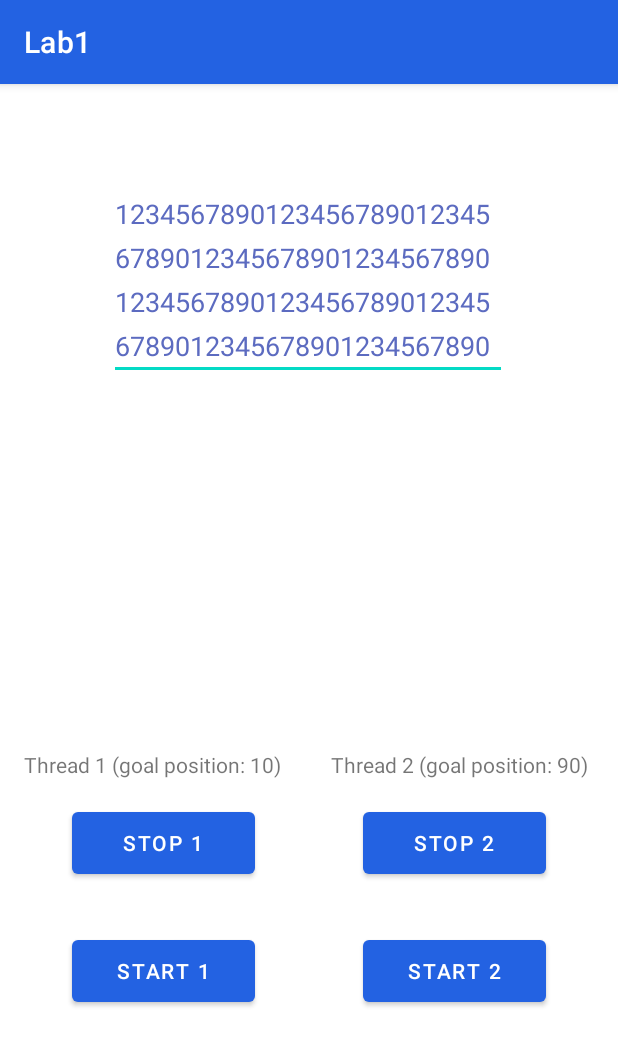
After one commit to yevkk/univ, an Android app: the PartBActivity screen opened directly, with no data from a screen before it, on a phone screen of 412 x 824 dp. The commit adds this screen. Shown: the top 1046 px of the screen. Run offline under Robolectric (Android 15) with nearby library versions, the phone set to English and light mode, and no system bars; 2 statements that could not run were skipped.

Commit message:
lab1, task b core

```diff
--- a/distributed_computing/Lab1/app/src/main/AndroidManifest.xml
+++ b/distributed_computing/Lab1/app/src/main/AndroidManifest.xml
@@ -9,6 +9,11 @@
         android:roundIcon="@mipmap/ic_launcher_round"
         android:supportsRtl="true"
         android:theme="@style/Theme.Lab1">
+        <activity android:name=".b.PartBActivity">
+            <intent-filter>
+                <category android:name="android.intent.category.LAUNCHER" />
+            </intent-filter>
+        </activity>
         <activity android:name=".a.PartAActivity">
             <intent-filter>
                 <action android:name="android.intent.action.MAIN" />
--- a/distributed_computing/Lab1/app/src/main/java/com/example/lab1/a/PartAActivity.java
+++ b/distributed_computing/Lab1/app/src/main/java/com/example/lab1/a/PartAActivity.java
@@ -2,12 +2,14 @@ package com.example.lab1.a;
 
 import androidx.appcompat.app.AppCompatActivity;
 
+import android.content.Intent;
 import android.os.Bundle;
 import android.view.View;
 import android.widget.EditText;
 import android.widget.SeekBar;
 
 import com.example.lab1.R;
+import com.example.lab1.b.PartBActivity;
 
 public class PartAActivity extends AppCompatActivity {
     Thread th1, th2;
@@ -43,10 +45,12 @@ public class PartAActivity extends AppCompatActivity {
         th1.setPriority(((SeekBar) findViewById(R.id.th1PriorityBar)).getProgress() + 1);
         th2.setPriority(((SeekBar) findViewById(R.id.th2PriorityBar)).getProgress() + 1);
 
-        th1.setDaemon(true);
-        th2.setDaemon(true);
-
         th1.start();
         th2.start();
     }
+
+    public void onGotoBBtnClick(View view) {
+        Intent intent = new Intent(this, PartBActivity.class);
+        startActivity(intent);
+    }
 }
--- /dev/null
+++ b/distributed_computing/Lab1/app/src/main/java/com/example/lab1/b/PartBActivity.java
@@ -0,0 +1,41 @@
+package com.example.lab1.b;
+
+import androidx.appcompat.app.AppCompatActivity;
+
+import android.os.Bundle;
+import android.view.View;
+
+import com.example.lab1.R;
+
+public class PartBActivity extends AppCompatActivity {
+    private int semaphore;
+    Thread th1, th2;
+
+    @Override
+    protected void onCreate(Bundle savedInstanceState) {
+        super.onCreate(savedInstanceState);
+
+        findViewById(R.id.stopTh1Btn).setEnabled(false);
+        findViewById(R.id.stopTh2Btn).setEnabled(false);
+
+        semaphore = 1;
+
+        setContentView(R.layout.activity_part_b);
+    }
+
+    public void onStartTh1BtnClick(View view) {
+
+    }
+
+    public void onStartTh2BtnClick(View view) {
+
+    }
+
+    public void onStopTh1BtnClick(View view) {
+
+    }
+
+    public void onStopTh2BtnClick(View view) {
+
+    }
+}
--- a/distributed_computing/Lab1/app/src/main/res/layout/activity_main.xml
+++ b/distributed_computing/Lab1/app/src/main/res/layout/activity_main.xml
@@ -34,7 +34,7 @@
         android:layout_marginBottom="32dp"
         android:max="9"
         android:progress="4"
-        app:layout_constraintBottom_toTopOf="@+id/button"
+        app:layout_constraintBottom_toTopOf="@+id/startTh2Btn"
         app:layout_constraintEnd_toEndOf="parent"
         app:layout_constraintStart_toStartOf="parent" />
 
@@ -73,7 +73,7 @@
         app:layout_constraintStart_toStartOf="parent" />
 
     <Button
-        android:id="@+id/button"
+        android:id="@+id/startTh2Btn"
         android:layout_width="122dp"
         android:layout_height="53dp"
         android:layout_marginBottom="128dp"
@@ -83,4 +83,15 @@
         app:layout_constraintEnd_toEndOf="parent"
         app:layout_constraintStart_toStartOf="parent" />
 
+    <Button
+        android:id="@+id/button"
+        android:layout_width="wrap_content"
+        android:layout_height="wrap_content"
+        android:layout_marginBottom="32dp"
+        android:onClick="onGotoBBtnClick"
+        android:text="@string/gotoBBtnText"
+        app:layout_constraintBottom_toBottomOf="parent"
+        app:layout_constraintEnd_toEndOf="parent"
+        app:layout_constraintStart_toStartOf="parent" />
+
 </androidx.constraintlayout.widget.ConstraintLayout>
--- /dev/null
+++ b/distributed_computing/Lab1/app/src/main/res/layout/activity_part_b.xml
@@ -0,0 +1,106 @@
+<?xml version="1.0" encoding="utf-8"?>
+<androidx.constraintlayout.widget.ConstraintLayout xmlns:android="http://schemas.android.com/apk/res/android"
+    xmlns:app="http://schemas.android.com/apk/res-auto"
+    xmlns:tools="http://schemas.android.com/tools"
+    android:layout_width="match_parent"
+    android:layout_height="match_parent"
+    tools:context=".b.PartBActivity">
+
+    <TextView
+        android:id="@+id/th1PriorityBarLabel2"
+        android:layout_width="wrap_content"
+        android:layout_height="wrap_content"
+        android:layout_marginStart="16dp"
+        android:layout_marginBottom="16dp"
+        android:text="@string/th1LabelText"
+        app:layout_constraintBottom_toTopOf="@+id/stopTh1Btn"
+        app:layout_constraintStart_toStartOf="parent" />
+
+    <TextView
+        android:id="@+id/th1PriorityBarLabel3"
+        android:layout_width="wrap_content"
+        android:layout_height="wrap_content"
+        android:layout_marginStart="16dp"
+        android:layout_marginEnd="16dp"
+        android:layout_marginBottom="16dp"
+        android:text="@string/th2LabelText"
+        app:layout_constraintBottom_toTopOf="@+id/stopTh2Btn"
+        app:layout_constraintEnd_toEndOf="parent"
+        app:layout_constraintHorizontal_bias="0.802"
+        app:layout_constraintStart_toEndOf="@+id/th1PriorityBarLabel2" />
+
+    <EditText
+        android:id="@+id/editText"
+        android:layout_width="265dp"
+        android:layout_height="133dp"
+        android:layout_marginTop="64dp"
+        android:autofillHints=""
+        android:ems="10"
+        android:gravity="start|top"
+        android:hint="@string/startButtonText"
+        android:inputType="textMultiLine"
+        android:lineSpacingExtra="8sp"
+        android:text="@string/dumbText"
+        android:textColor="#5C6BC0"
+        android:textSize="18sp"
+        app:layout_constraintEnd_toEndOf="parent"
+        app:layout_constraintHorizontal_bias="0.497"
+        app:layout_constraintStart_toStartOf="parent"
+        app:layout_constraintTop_toTopOf="parent"
+        tools:text="@string/dumbText" />
+
+    <Button
+        android:id="@+id/startTh2Btn"
+        android:layout_width="122dp"
+        android:layout_height="53dp"
+        android:layout_marginStart="40dp"
+        android:layout_marginEnd="16dp"
+        android:layout_marginBottom="150dp"
+        android:onClick="onStartTh2BtnClick"
+        android:text="@string/startTh2BtnText"
+        app:layout_constraintBottom_toBottomOf="parent"
+        app:layout_constraintEnd_toEndOf="parent"
+        app:layout_constraintHorizontal_bias="0.5"
+        app:layout_constraintStart_toEndOf="@+id/startTh1Btn" />
+
+    <Button
+        android:id="@+id/stopTh2Btn"
+        android:layout_width="122dp"
+        android:layout_height="53dp"
+        android:layout_marginStart="40dp"
+        android:layout_marginEnd="16dp"
+        android:layout_marginBottom="32dp"
+        android:onClick="onStopTh2BtnClick"
+        android:text="@string/stopTh2BtnText"
+        app:layout_constraintBottom_toTopOf="@+id/startTh2Btn"
+        app:layout_constraintEnd_toEndOf="parent"
+        app:layout_constraintHorizontal_bias="0.5"
+        app:layout_constraintStart_toEndOf="@+id/stopTh1Btn" />
+
+    <Button
+        android:id="@+id/startTh1Btn"
+        android:layout_width="122dp"
+        android:layout_height="53dp"
+        android:layout_marginStart="16dp"
+        android:layout_marginBottom="150dp"
+        android:onClick="onStartTh1BtnClick"
+        android:text="@string/startTh1BtnText"
+        app:layout_constraintBottom_toBottomOf="parent"
+        app:layout_constraintEnd_toStartOf="@+id/startTh2Btn"
+        app:layout_constraintHorizontal_bias="0.5"
+        app:layout_constraintStart_toStartOf="parent" />
+
+    <Button
+        android:id="@+id/stopTh1Btn"
+        android:layout_width="122dp"
+        android:layout_height="53dp"
+        android:layout_marginStart="16dp"
+        android:layout_marginBottom="32dp"
+        android:onClick="onStopTh1BtnClick"
+        android:text="@string/stopTh1BtnText"
+        app:layout_constraintBottom_toTopOf="@+id/startTh1Btn"
+        app:layout_constraintEnd_toStartOf="@+id/stopTh2Btn"
+        app:layout_constraintHorizontal_bias="0.5"
+        app:layout_constraintStart_toStartOf="parent" />
+
+</androidx.constraintlayout.widget.ConstraintLayout>
--- a/distributed_computing/Lab1/app/src/main/res/values/strings.xml
+++ b/distributed_computing/Lab1/app/src/main/res/values/strings.xml
@@ -5,4 +5,9 @@
     <string name="th1LabelText">Thread 1 (goal position: 10)</string>
     <string name="th2LabelText">Thread 2 (goal position: 90)</string>
     <string name="testEditHint">(min 10 symbols)</string>
+    <string name="gotoBBtnText">Go to B</string>
+    <string name="startTh1BtnText">Start 1</string>
+    <string name="startTh2BtnText">Start 2</string>
+    <string name="stopTh1BtnText">Stop 1</string>
+    <string name="stopTh2BtnText">Stop 2</string>
 </resources>
```
